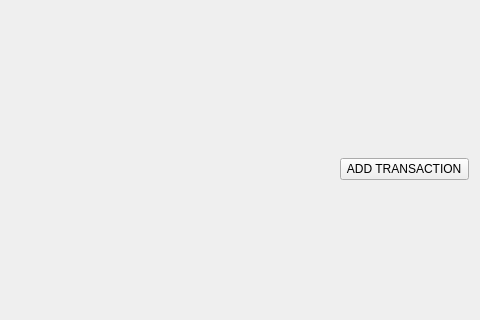
The window that sem3/projectQt/homewidget.ui (naztes0/University) describes before a commit, drawn with Qt 5; both pictures show x 410 to 890 and y 0 to 320 of the 890 by 638 pixel window.
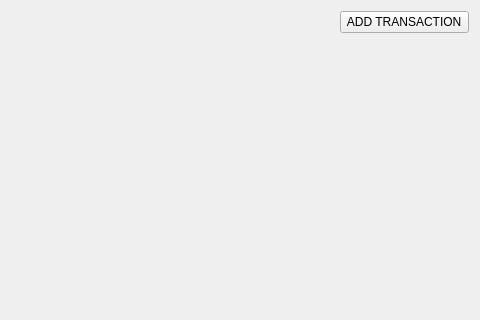
The same window after the commit. Icons and pictures are not drawn.

Commit message: Changed the position of AddTransaction button

```diff
--- a/sem3/projectQt/homewidget.ui
+++ b/sem3/projectQt/homewidget.ui
@@ -14,20 +14,20 @@
    <string>Form</string>
   </property>
   <layout class="QGridLayout" name="gridLayout">
-   <item row="0" column="0">
+   <item row="3" column="0">
     <spacer name="horizontalSpacer">
      <property name="orientation">
       <enum>Qt::Orientation::Horizontal</enum>
      </property>
      <property name="sizeHint" stdset="0">
       <size>
-       <width>500</width>
+       <width>40</width>
        <height>20</height>
       </size>
      </property>
     </spacer>
    </item>
-   <item row="0" column="1">
+   <item row="3" column="1" colspan="2">
     <widget class="QPushButton" name="addTrPushButton">
      <property name="enabled">
       <bool>true</bool>
@@ -39,20 +39,23 @@
       <iconset resource="resource.qrc">
        <normaloff>:/img/img/multiple.svg</normaloff>:/img/img/multiple.svg</iconset>
      </property>
+     <property name="iconSize">
+      <size>
+       <width>30</width>
+       <height>30</height>
+      </size>
+     </property>
     </widget>
    </item>
-   <item row="1" column="1">
+   <item row="4" column="2">
     <spacer name="verticalSpacer">
      <property name="orientation">
       <enum>Qt::Orientation::Vertical</enum>
      </property>
-     <property name="sizeType">
-      <enum>QSizePolicy::Policy::Preferred</enum>
-     </property>
      <property name="sizeHint" stdset="0">
       <size>
        <width>20</width>
-       <height>300</height>
+       <height>40</height>
       </size>
      </property>
     </spacer>
```
